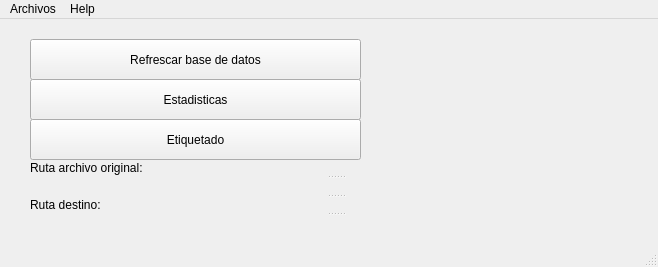
Old version of the form GUI/uifiles/MainWindow.ui in the repository marcelooyaneder/Darwin-Connect.
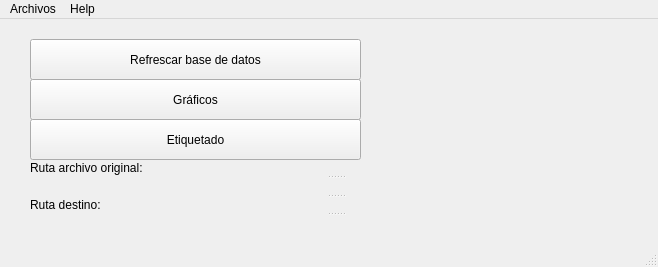
New version of the form.

The edit to the form file:
```diff
--- a/GUI/uifiles/MainWindow.ui
+++ b/GUI/uifiles/MainWindow.ui
@@ -37,7 +37,7 @@
      </rect>
     </property>
     <property name="text">
-     <string>Estadisticas</string>
+     <string>Gráficos</string>
     </property>
    </widget>
    <widget class="QPushButton" name="ettiquette_button">
```
